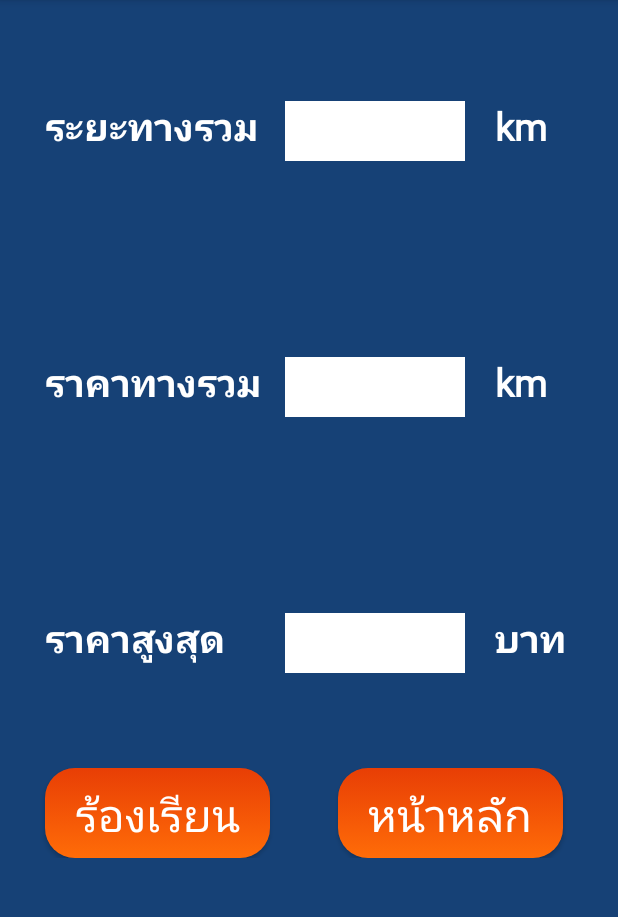
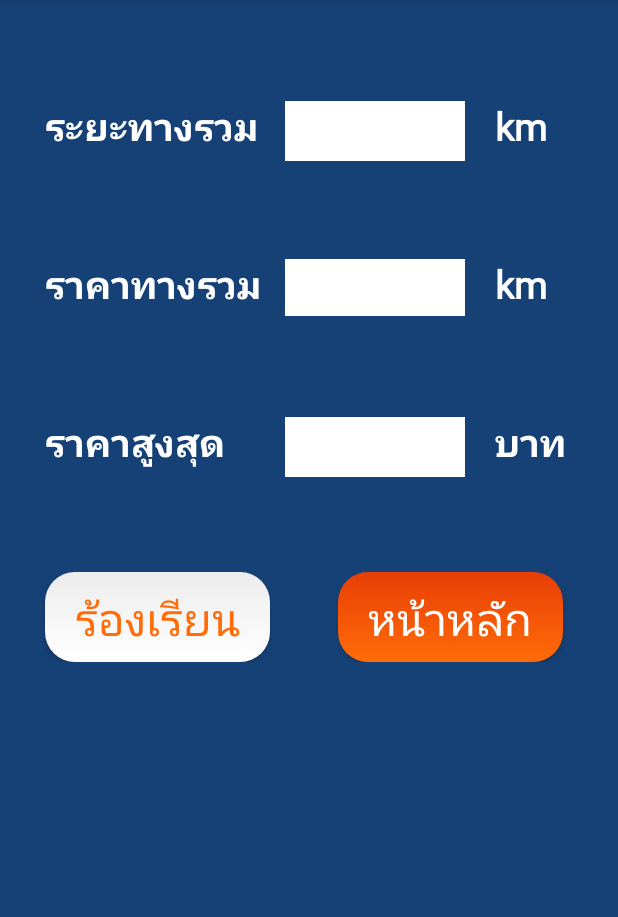
Before and after one commit to Zchacha/winwinapp, an Android app: the calculated screen opened directly, with no data from a screen before it, on a phone screen of 412 x 824 dp, the part 84-1001 px from its top. Run offline under Robolectric (Android 15) with nearby library versions, the phone set to English and light mode, and no system bars; Roboto replaces fonts that are not available here.

Commit message:
ลดระยะห่างหน้าคำนวณ

```diff
--- a/app/src/main/res/layout/activity_calculated.xml
+++ b/app/src/main/res/layout/activity_calculated.xml
@@ -54,7 +54,6 @@
         <TextView
             android:layout_width="160dp"
             android:layout_height="wrap_content"
-            android:layout_marginVertical="65dp"
             android:layout_marginStart="30dp"
             android:text="ราคาทางรวม"
             android:textStyle="bold"
@@ -63,7 +62,7 @@
             android:fontFamily="@font/mitr_extralight"/>
 
         <EditText
-            android:layout_marginVertical="65dp"
+
             android:layout_width="120dp"
             android:layout_height="40dp"
             android:background="@drawable/edit_sqaure"/>
@@ -71,7 +70,7 @@
         <TextView
             android:layout_width="50dp"
             android:layout_height="wrap_content"
-            android:layout_marginVertical="65dp"
+
             android:layout_marginStart="20dp"
             android:text="km"
             android:textStyle="bold"
@@ -130,10 +129,10 @@
             android:layout_width="150dp"
             android:layout_height="60dp"
             android:layout_marginStart="30dp"
-            android:background="@drawable/buttom0"
+            android:background="@drawable/button"
             android:fontFamily="@font/prompt_semibold"
             android:text="ร้องเรียน"
-            android:textColor="@color/colorwhite"
+            android:textColor="@color/colorPrimary"
             android:textSize="30sp" />
 
         <Button
```
